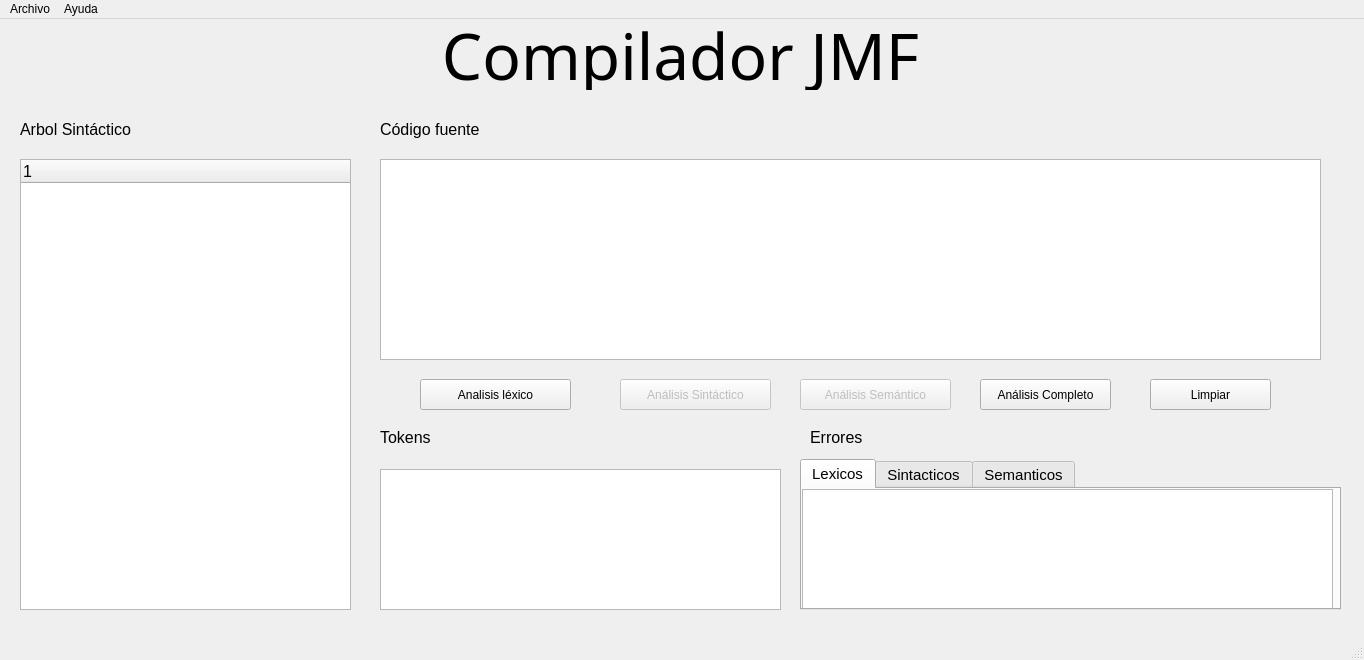
This is interfaz/interfazQT.ui in LFTPadilla/compilador as Qt 5 draws it before an edit. The edited form follows.
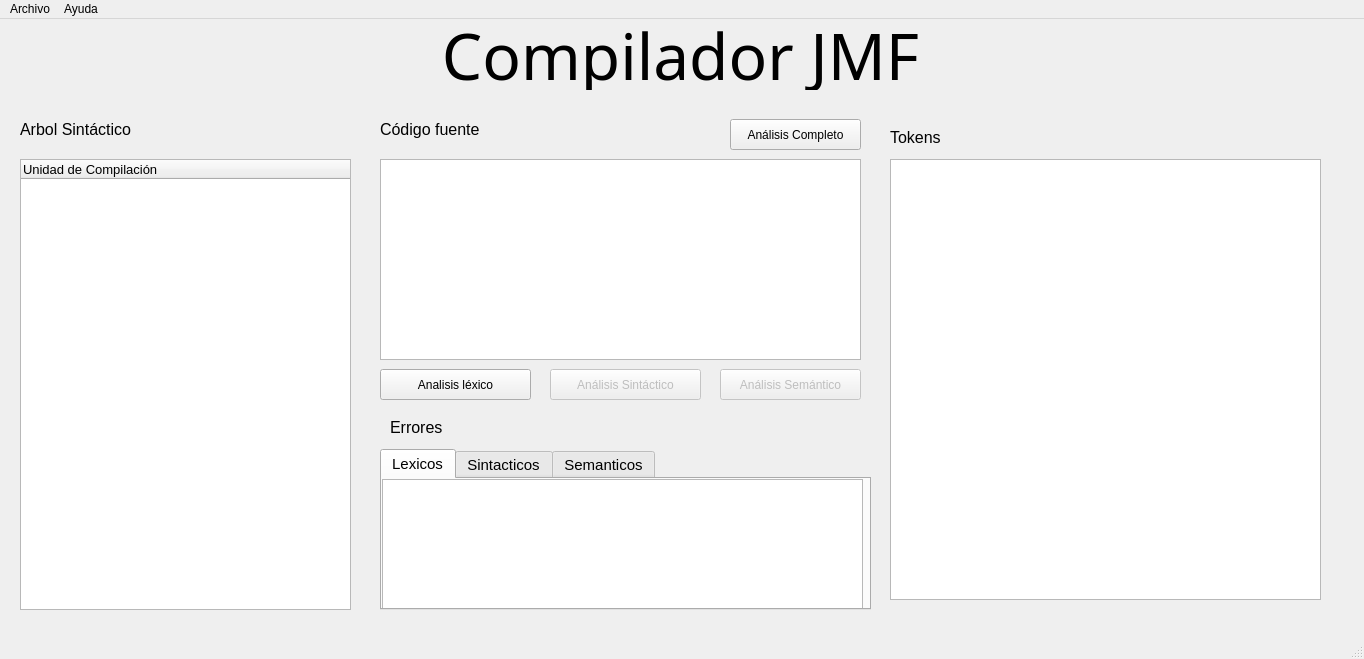
This is the edited form. The open tabs and pages were chosen to show the change.

```diff
--- a/interfaz/interfazQT.ui
+++ b/interfaz/interfazQT.ui
@@ -10,7 +10,7 @@
     <x>0</x>
     <y>0</y>
     <width>1364</width>
-    <height>660</height>
+    <height>659</height>
    </rect>
   </property>
   <property name="windowTitle">
@@ -26,8 +26,8 @@
     </property>
     <property name="geometry">
      <rect>
-      <x>420</x>
-      <y>360</y>
+      <x>380</x>
+      <y>350</y>
       <width>151</width>
       <height>31</height>
      </rect>
@@ -41,7 +41,7 @@
      <rect>
       <x>380</x>
       <y>140</y>
-      <width>941</width>
+      <width>481</width>
       <height>201</height>
      </rect>
     </property>
@@ -54,10 +54,10 @@
    <widget class="QListWidget" name="listViewTokens">
     <property name="geometry">
      <rect>
-      <x>380</x>
-      <y>450</y>
-      <width>401</width>
-      <height>141</height>
+      <x>890</x>
+      <y>140</y>
+      <width>431</width>
+      <height>441</height>
      </rect>
     </property>
     <property name="font">
@@ -77,20 +77,20 @@
     </property>
     <property name="font">
      <font>
-      <pointsize>12</pointsize>
+      <pointsize>10</pointsize>
      </font>
     </property>
     <column>
      <property name="text">
-      <string notr="true">1</string>
+      <string notr="true">Unidad de Compilación</string>
      </property>
     </column>
    </widget>
    <widget class="QLabel" name="label">
     <property name="geometry">
      <rect>
-      <x>380</x>
-      <y>410</y>
+      <x>890</x>
+      <y>110</y>
       <width>71</width>
       <height>16</height>
      </rect>
@@ -175,8 +175,8 @@
     </property>
     <property name="geometry">
      <rect>
-      <x>620</x>
-      <y>360</y>
+      <x>550</x>
+      <y>350</y>
       <width>151</width>
       <height>31</height>
      </rect>
@@ -188,24 +188,11 @@
      <bool>false</bool>
     </property>
    </widget>
-   <widget class="QPushButton" name="btnLimpiar">
-    <property name="geometry">
-     <rect>
-      <x>1150</x>
-      <y>360</y>
-      <width>121</width>
-      <height>31</height>
-     </rect>
-    </property>
-    <property name="text">
-     <string>Limpiar</string>
-    </property>
-   </widget>
    <widget class="QLabel" name="label_5">
     <property name="geometry">
      <rect>
-      <x>810</x>
-      <y>410</y>
+      <x>390</x>
+      <y>400</y>
       <width>101</width>
       <height>16</height>
      </rect>
@@ -222,10 +209,10 @@
    <widget class="QTabWidget" name="tabErrores">
     <property name="geometry">
      <rect>
-      <x>800</x>
-      <y>440</y>
-      <width>541</width>
-      <height>151</height>
+      <x>380</x>
+      <y>430</y>
+      <width>491</width>
+      <height>161</height>
      </rect>
     </property>
     <property name="font">
@@ -245,8 +232,8 @@
        <rect>
         <x>0</x>
         <y>0</y>
-        <width>531</width>
-        <height>121</height>
+        <width>481</width>
+        <height>131</height>
        </rect>
       </property>
       <property name="font">
@@ -293,9 +280,9 @@
     </property>
     <property name="geometry">
      <rect>
-      <x>800</x>
-      <y>360</y>
-      <width>151</width>
+      <x>720</x>
+      <y>350</y>
+      <width>141</width>
       <height>31</height>
      </rect>
     </property>
@@ -306,8 +293,8 @@
    <widget class="QPushButton" name="btnAnalisis">
     <property name="geometry">
      <rect>
-      <x>980</x>
-      <y>360</y>
+      <x>730</x>
+      <y>100</y>
       <width>131</width>
       <height>31</height>
      </rect>
```
Left out of the diff: 10 changed lines with no effect on the pictures.
